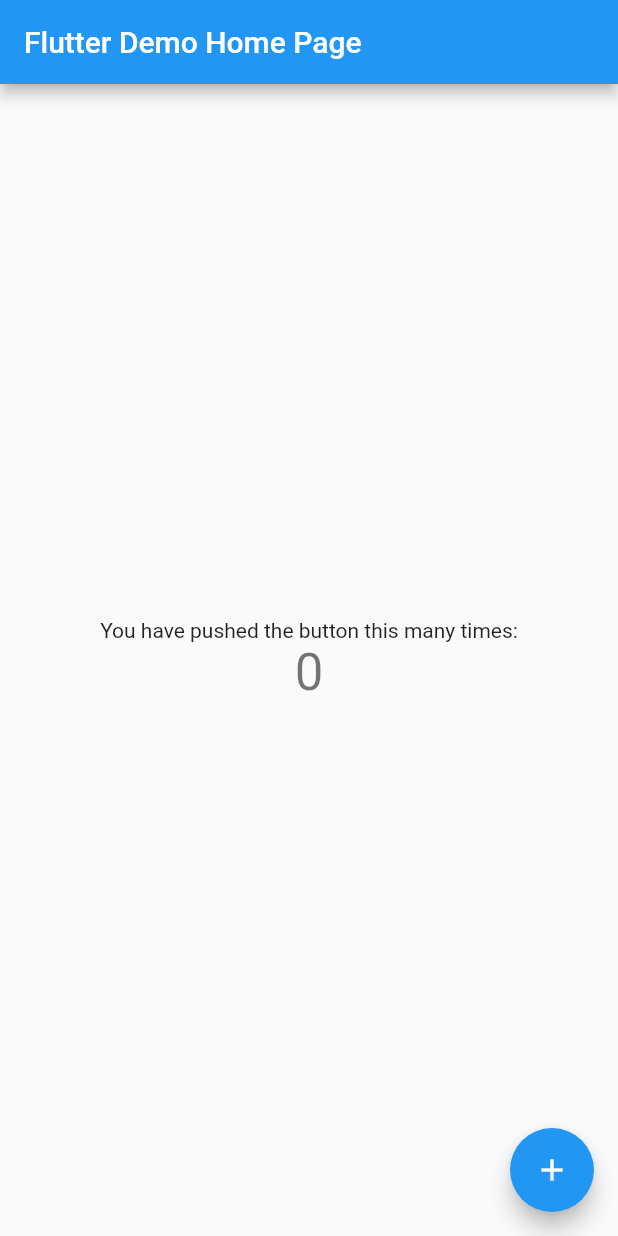
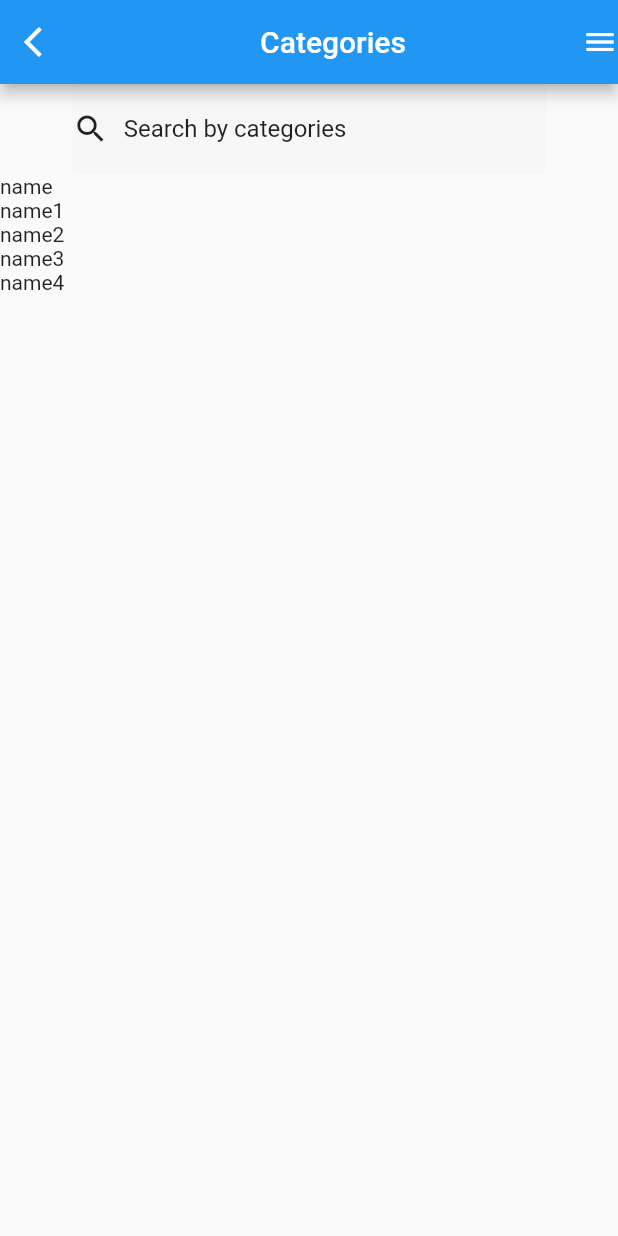
Before and after one commit to hvduong/flutter_01, a Flutter app: the screen it shows after launch, on a phone screen of 412 x 824 dp. Run offline on Flutter 3.47's test engine with Material 2 defaults, Android fonts, the phone set to English and light mode, and no system bars.

Commit message:
update code

```diff
--- a/lib/main.dart
+++ b/lib/main.dart
@@ -1,4 +1,6 @@
 import 'package:flutter/material.dart';
+
+import 'src/screen/categories_screen.dart';
 
 void main() {
   runApp(const MyApp());
@@ -13,103 +15,9 @@ class MyApp extends StatelessWidget {
     return MaterialApp(
       title: 'Flutter Demo',
       theme: ThemeData(
-        // This is the theme of your application.
-        //
-        // Try running your application with "flutter run". You'll see the
-        // application has a blue toolbar. Then, without quitting the app, try
-        // changing the primarySwatch below to Colors.green and then invoke
-        // "hot reload" (press "r" in the console where you ran "flutter run",
-        // or simply save your changes to "hot reload" in a Flutter IDE).
-        // Notice that the counter didn't reset back to zero; the application
-        // is not restarted.
         primarySwatch: Colors.blue,
       ),
-      home: const MyHomePage(title: 'Flutter Demo Home Page'),
+      home: const CategoriesScreen()
     );
   }
 }
-
-class MyHomePage extends StatefulWidget {
-  const MyHomePage({Key? key, required this.title}) : super(key: key);
-
-  // This widget is the home page of your application. It is stateful, meaning
-  // that it has a State object (defined below) that contains fields that affect
-  // how it looks.
-
-  // This class is the configuration for the state. It holds the values (in this
-  // case the title) provided by the parent (in this case the App widget) and
-  // used by the build method of the State. Fields in a Widget subclass are
-  // always marked "final".
-
-  final String title;
-
-  @override
-  State<MyHomePage> createState() => _MyHomePageState();
-}
-
-class _MyHomePageState extends State<MyHomePage> {
-  int _counter = 0;
-
-  void _incrementCounter() {
-    setState(() {
-      // This call to setState tells the Flutter framework that something has
-      // changed in this State, which causes it to rerun the build method below
-      // so that the display can reflect the updated values. If we changed
-      // _counter without calling setState(), then the build method would not be
-      // called again, and so nothing would appear to happen.
-      _counter++;
-    });
-  }
-
-  @override
-  Widget build(BuildContext context) {
-    // This method is rerun every time setState is called, for instance as done
-    // by the _incrementCounter method above.
-    //
-    // The Flutter framework has been optimized to make rerunning build methods
-    // fast, so that you can just rebuild anything that needs updating rather
-    // than having to individually change instances of widgets.
-    return Scaffold(
-      appBar: AppBar(
-        // Here we take the value from the MyHomePage object that was created by
-        // the App.build method, and use it to set our appbar title.
-        title: Text(widget.title),
-      ),
-      body: Center(
-        // Center is a layout widget. It takes a single child and positions it
-        // in the middle of the parent.
-        child: Column(
-          // Column is also a layout widget. It takes a list of children and
-          // arranges them vertically. By default, it sizes itself to fit its
-          // children horizontally, and tries to be as tall as its parent.
-          //
-          // Invoke "debug painting" (press "p" in the console, choose the
-          // "Toggle Debug Paint" action from the Flutter Inspector in Android
-          // Studio, or the "Toggle Debug Paint" command in Visual Studio Code)
-          // to see the wireframe for each widget.
-          //
-          // Column has various properties to control how it sizes itself and
-          // how it positions its children. Here we use mainAxisAlignment to
-          // center the children vertically; the main axis here is the vertical
-          // axis because Columns are vertical (the cross axis would be
-          // horizontal).
-          mainAxisAlignment: MainAxisAlignment.center,
-          children: <Widget>[
-            const Text(
-              'You have pushed the button this many times:',
-            ),
-            Text(
-              '$_counter',
-              style: Theme.of(context).textTheme.headline4,
-            ),
-          ],
-        ),
-      ),
-      floatingActionButton: FloatingActionButton(
-        onPressed: _incrementCounter,
-        tooltip: 'Increment',
-        child: const Icon(Icons.add),
-      ), // This trailing comma makes auto-formatting nicer for build methods.
-    );
-  }
-}
--- /dev/null
+++ b/lib/src/model/categories_model.dart
@@ -0,0 +1,14 @@
+import 'package:flutter/material.dart';
+
+class Category{
+  String name;
+  IconData icon;
+  Category({required this.name,required this.icon});
+}
+List<Category> categories=[
+  Category(name: 'name', icon: Icons.abc),
+  Category(name: 'name1', icon: Icons.abc),
+  Category(name: 'name2', icon: Icons.abc),
+  Category(name: 'name3', icon: Icons.abc),
+  Category(name: 'name4', icon: Icons.abc),
+];
--- /dev/null
+++ b/lib/src/screen/categories_screen.dart
@@ -0,0 +1,61 @@
+import 'package:flutter/material.dart';
+import 'package:flutter_01/src/model/categories_model.dart';
+
+class CategoriesScreen extends StatefulWidget {
+  const CategoriesScreen({Key? key}) : super(key: key);
+
+  @override
+  State<CategoriesScreen> createState() => _CategoriesScreenState();
+}
+
+class _CategoriesScreenState extends State<CategoriesScreen> {
+  @override
+  Widget build(BuildContext context) {
+    return Scaffold(
+      appBar: AppBar(
+        leading: const Icon(Icons.arrow_back_ios),
+        title:  Center(child: item(name: 'Categories')),
+        actions: const [
+          Icon(Icons.menu),
+        ],
+      ),
+      body: _categoriesBody(),
+    );
+  }
+
+  Widget _categoriesBody() {
+    return Center(
+      child: Column(
+        crossAxisAlignment: CrossAxisAlignment.center,
+        children: [_searchByCategories(),Expanded(child: _listCategories())],
+      ),
+    );
+  }
+
+  Widget _searchByCategories() {
+    return Container(
+      color: const Color(0xFFF7F7F7),
+      height: 60,
+      width: 315,
+      child: Row(
+        children: const [
+          Icon(Icons.search),
+          SizedBox(width: 10),
+          Text('Search by categories', style: TextStyle(fontSize: 16))
+        ],
+      ),
+    );
+  }
+  Widget _listCategories(){
+    return ListView.builder(
+      itemCount:categories.length,
+      itemBuilder: (_,index){
+        return Row(children: [
+         item(name: categories[index].name)
+        ],);
+      });
+  }
+  Widget item({required String name}){
+    return Text('$name');
+  }
+}
```
